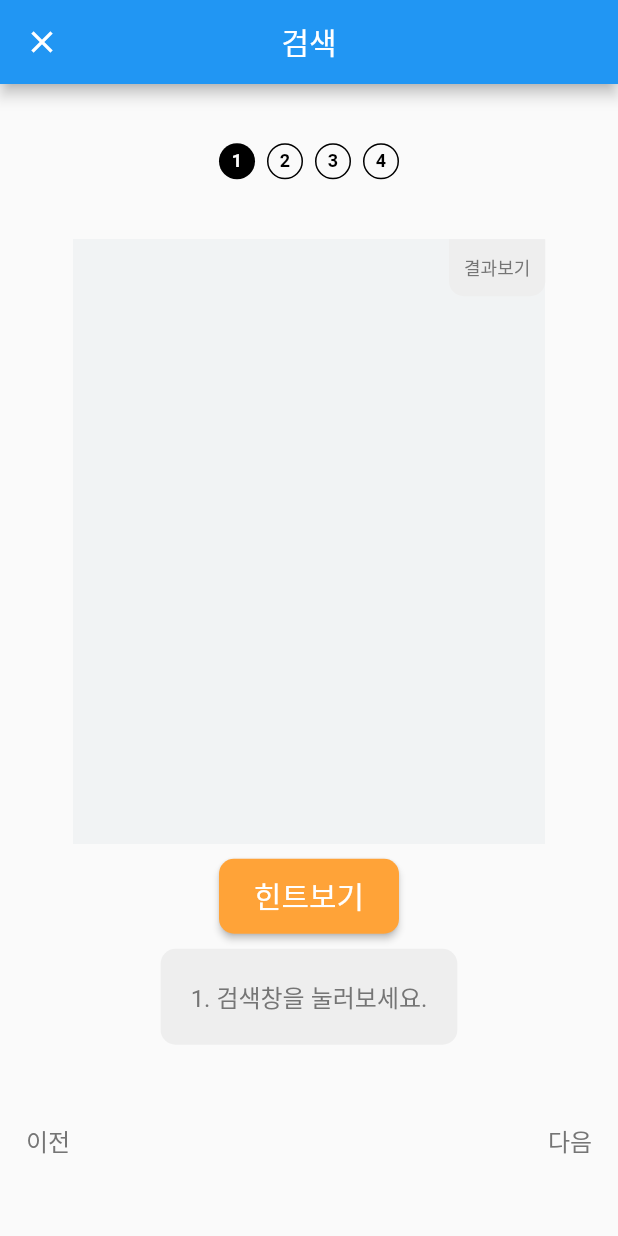
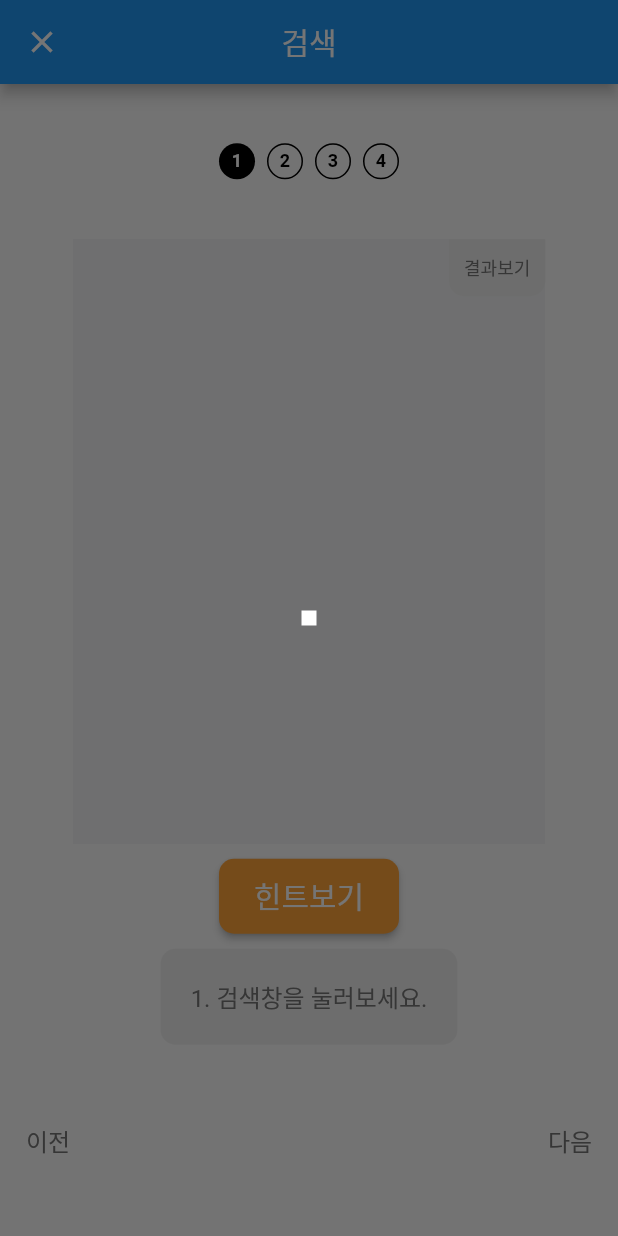
Before and after one commit to GDSC-Bridge2023-Exceptorii/expectorii-flutter, a Flutter app: the SearchPag1 screen opened directly, after a tap on "힌트보기", on a phone screen of 412 x 824 dp. Run offline on Flutter 3.47's test engine with Material 2 defaults, Android fonts, the phone set to English and light mode, and no system bars; our stand-ins replace image_picker, video_player.

```diff
--- a/lib/screen/ko_google_1.dart
+++ b/lib/screen/ko_google_1.dart
@@ -100,7 +100,18 @@ class SearchPag1 extends StatelessWidget {
                     color: Colors.white,
                   ),
                 ),
-                onPressed: () {},
+                onPressed: () {
+                  showDialog(
+                    context: context,
+                    builder: (context) => Center(
+                      child: Container(
+                        color: Colors.white,
+                        width: 10.0,
+                        height: 10.0,
+                      ),
+                    ),
+                  );
+                },
               ),
               const SizedBox(height: 10),
               Container(
```
